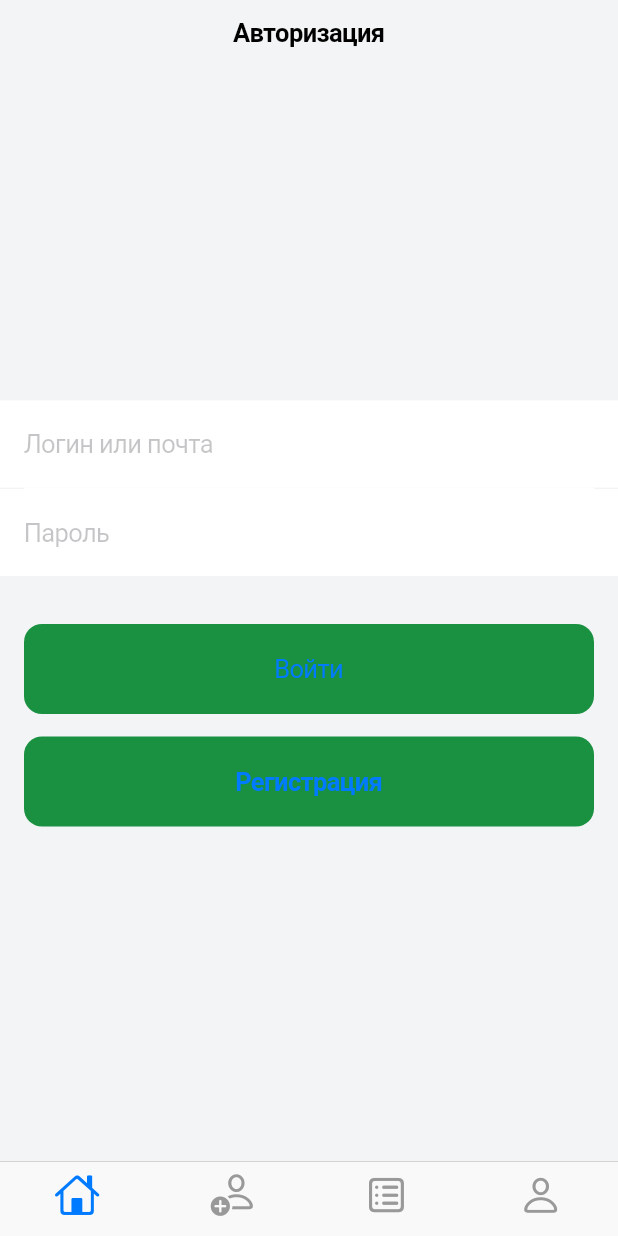
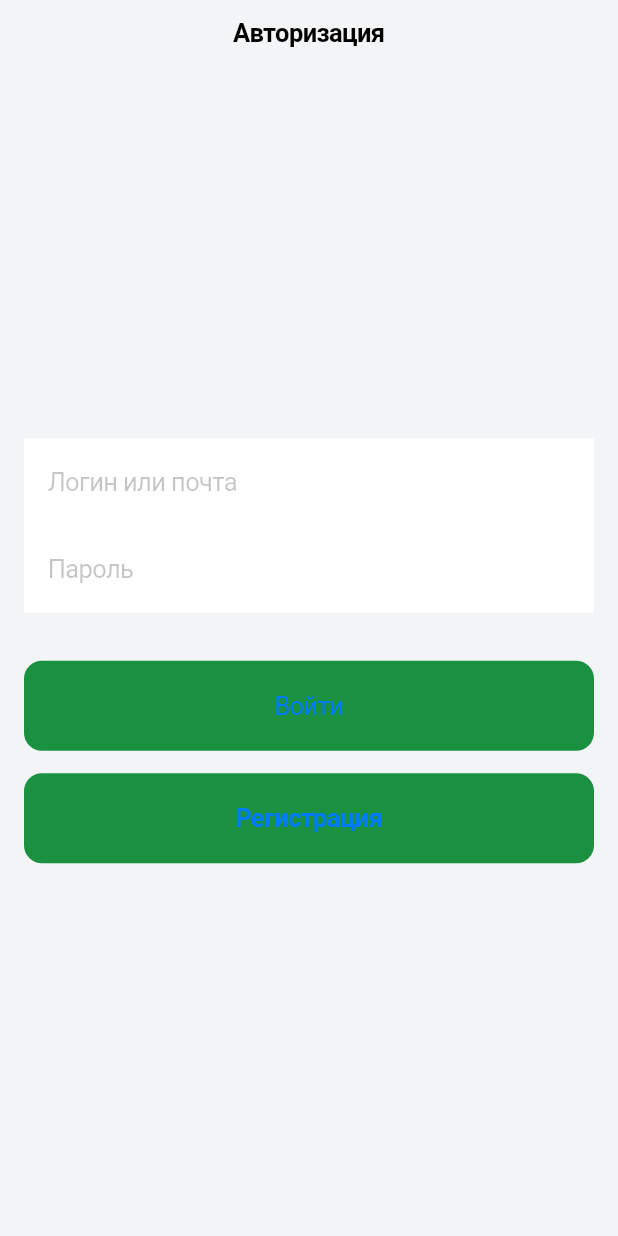
Before and after one commit to abaydevios/first_app_flutter, a Flutter app: the screen it shows after launch, on a phone screen of 412 x 824 dp. Run offline on Flutter 3.47's test engine with Material 2 defaults, Android fonts, the phone set to English and light mode, and no system bars; our stand-ins replace dio.

```diff
--- a/lib/main.dart
+++ b/lib/main.dart
@@ -2,6 +2,8 @@
 
 import 'package:first_app_flutter/scr/common/color_constraints.dart';
 import 'package:first_app_flutter/scr/routes/router.dart';
+import 'package:first_app_flutter/scr/routes/routing_const.dart';
+import 'package:first_app_flutter/scr/screens/auth/auth_screen.dart';
 import 'package:flutter/cupertino.dart';
 import 'package:flutter/material.dart';
 import 'scr/screens/main_screen/main_screen.dart';
@@ -20,10 +22,12 @@ class MyApp extends StatelessWidget {
   @override
   Widget build(BuildContext context) {
     return CupertinoApp(
-      theme: CupertinoThemeData(scaffoldBackgroundColor: AppColors.scaffoldBackground),
+      theme: CupertinoThemeData(
+        scaffoldBackgroundColor: AppColors.scaffoldBackground,
+        barBackgroundColor: AppColors.white),
       debugShowCheckedModeBanner: false,
       onGenerateRoute: AppRouter.generateRoute,
-      home: MainScreen(),
+      initialRoute: AuthRoute,
     );
   }
 }
--- a/lib/scr/routes/routing_const.dart
+++ b/lib/scr/routes/routing_const.dart
@@ -1,6 +1,6 @@
-const String MainRoute = '/';
+const String MainRoute = '/main';
 
-const String AuthRoute = '/auth/login';
+const String AuthRoute = '/';
 const String RegisterRoute = '/auth/register';
 
 const String HomeRoute = '/restaurants';
--- a/lib/scr/screens/auth/auth_screen.dart
+++ b/lib/scr/screens/auth/auth_screen.dart
@@ -1,12 +1,23 @@
-// ignore_for_file: prefer_const_constructors, prefer_const_literals_to_create_immutables
+// ignore_for_file: prefer_const_constructors, prefer_const_literals_to_create_immutables, avoid_print, use_rethrow_when_possible
 
+import 'package:dio/dio.dart';
 import 'package:first_app_flutter/scr/common/color_constraints.dart';
 import 'package:first_app_flutter/scr/routes/routing_const.dart';
 import 'package:first_app_flutter/scr/screens/register_screen/register_widget.dart';
 import 'package:flutter/cupertino.dart';
 
-class AuthScreen extends StatelessWidget {
+class AuthScreen extends StatefulWidget {
   const AuthScreen({Key? key}) : super(key: key);
+
+  @override
+  State<AuthScreen> createState() => _AuthScreenState();
+}
+
+class _AuthScreenState extends State<AuthScreen> {
+  Dio dio = Dio();
+
+  final TextEditingController emailController = TextEditingController();
+  final TextEditingController passwordController = TextEditingController();
 
   @override
   Widget build(BuildContext context) {
@@ -22,13 +33,27 @@ class AuthScreen extends StatelessWidget {
           mainAxisAlignment: MainAxisAlignment.center,
           crossAxisAlignment: CrossAxisAlignment.stretch,
           children: [
-            CustomTextFieldLogin(),
+            // CustomTextFieldLogin(),
             Container(
-              height: 1,
+              // height: 1,
               color: AppColors.white,
               margin: const EdgeInsets.symmetric(horizontal: 16),
+              child: Column(
+                crossAxisAlignment: CrossAxisAlignment.stretch,
+                children: [
+                  CustomTextField(
+                    controller: emailController,
+                    placeholder: 'Логин или почта',
+                  ),
+                  // TextFieldDivider(),
+                  CustomTextField(
+                    controller: passwordController,
+                    placeholder: 'Пароль',
+                  )
+                ],
+              ),
             ),
-            CustomTextFieldPassAuth(),
+            // CustomTextFieldPassAuth(),
             SizedBox(height: 32),
             Padding(
               padding: const EdgeInsets.symmetric(horizontal: 16),
@@ -36,7 +61,40 @@ class AuthScreen extends StatelessWidget {
                   color: AppColors.main,
                   padding: const EdgeInsets.symmetric(vertical: 20),
                   child: Text('Войти'),
-                  onPressed: () {}),
+                  onPressed: () async {
+                    print(emailController.text);
+                    print(passwordController.text);
+                    try {
+                      Response response = await dio.post(
+                        'http://188.225.83.80:6719/api/v1/auth/login',
+                        data: {
+                          'email': emailController.text,
+                          'password': passwordController.text,
+                        },
+                      );
+
+                      print(response.data['tokens']['accessToken']);
+                      Navigator.pushReplacementNamed(context, MainRoute);
+                    } on DioError catch (e) {
+                      print(e.response!.data);
+                      showCupertinoModalPopup(
+                        context: context,
+                        builder: (context) {
+                          return CupertinoAlertDialog(
+                            title: Text('Ошибка'),
+                            content: Text('Неправильный логин или пароль!'),
+                            actions: [
+                              CupertinoButton(
+                                child: Text('ОК'),
+                                onPressed: () => Navigator.pop(context),
+                              ),
+                            ],
+                          );
+                        },
+                      );
+                      // throw e;
+                    }
+                  }),
             ),
             SizedBox(height: 15),
             Padding(
@@ -58,10 +116,8 @@ class AuthScreen extends StatelessWidget {
 }
 
 class CustomTextFieldPassAuth extends StatelessWidget {
-  const CustomTextFieldPassAuth({
-    Key? key,
-    this.placeholder = 'Пароль'
-  }) : super(key: key);
+  const CustomTextFieldPassAuth({Key? key, this.placeholder = 'Пароль'})
+      : super(key: key);
 
   final String placeholder;
 
@@ -77,9 +133,7 @@ class CustomTextFieldPassAuth extends StatelessWidget {
 }
 
 class CustomTextFieldLogin extends StatelessWidget {
-  const CustomTextFieldLogin({
-    Key? key,
-    this.placeholder = 'Логин или почта'})
+  const CustomTextFieldLogin({Key? key, this.placeholder = 'Логин или почта'})
       : super(key: key);
 
   final String placeholder;
--- a/pubspec.yaml
+++ b/pubspec.yaml
@@ -34,6 +34,7 @@ dependencies:
   # The following adds the Cupertino Icons font to your application.
   # Use with the CupertinoIcons class for iOS style icons.
   cupertino_icons: ^1.0.2
+  dio: ^4.0.0
 
 dev_dependencies:
   flutter_test:
```
